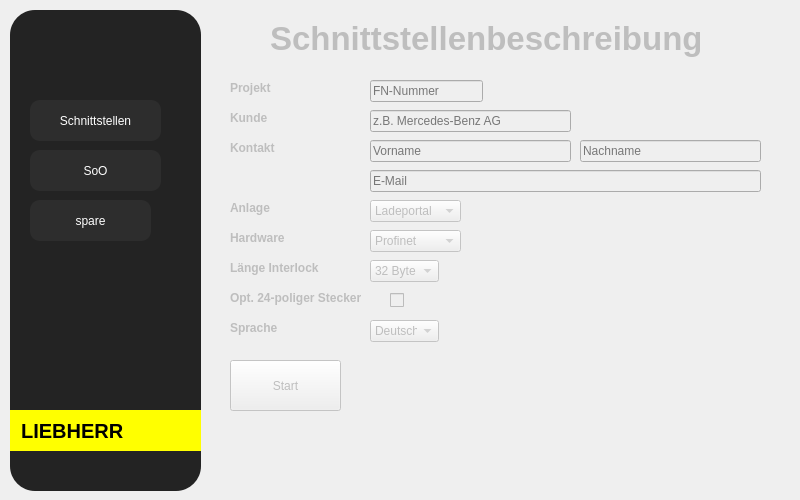
Old version of the form UI/Mainwindow/UI_Mainwindow.ui in the repository Annawillswissen/BaseDocGeneratorAnna.
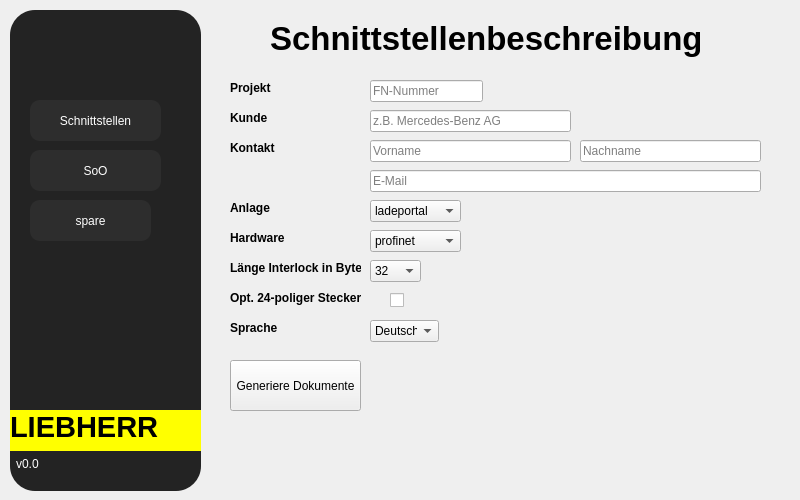
New version of the form.

Patch:
```diff
--- a/UI/Mainwindow/UI_Mainwindow.ui
+++ b/UI/Mainwindow/UI_Mainwindow.ui
@@ -148,16 +148,36 @@
       </font>
      </property>
      <property name="styleSheet">
-      <string notr="true">background-color: rgb(255, 255, 0);</string>
+      <string notr="true">background-color: rgb(255, 255, 0);
+border-radius: 0px;</string>
      </property>
      <property name="text">
-      <string>  LIEBHERR</string>
+      <string>&lt;html&gt;&lt;head/&gt;&lt;body&gt;&lt;p&gt;&lt;span style=&quot; font-size:22pt;&quot;&gt;LIEBHERR&lt;/span&gt;&lt;/p&gt;&lt;/body&gt;&lt;/html&gt;</string>
+     </property>
+     <property name="alignment">
+      <set>Qt::AlignmentFlag::AlignLeading|Qt::AlignmentFlag::AlignLeft|Qt::AlignmentFlag::AlignTop</set>
+     </property>
+    </widget>
+    <widget class="QLabel" name="label_7">
+     <property name="geometry">
+      <rect>
+       <x>6</x>
+       <y>444</y>
+       <width>31</width>
+       <height>20</height>
+      </rect>
+     </property>
+     <property name="styleSheet">
+      <string notr="true">color: rgb(255, 255, 255);</string>
+     </property>
+     <property name="text">
+      <string>&lt;html&gt;&lt;head/&gt;&lt;body&gt;&lt;p&gt;v0.0&lt;/p&gt;&lt;/body&gt;&lt;/html&gt;</string>
      </property>
     </widget>
    </widget>
    <widget class="QStackedWidget" name="sw_nav_bar">
     <property name="enabled">
-     <bool>false</bool>
+     <bool>true</bool>
     </property>
     <property name="geometry">
      <rect>
@@ -167,6 +187,11 @@
       <height>481</height>
      </rect>
     </property>
+    <property name="font">
+     <font>
+      <kerning>true</kerning>
+     </font>
+    </property>
     <property name="currentIndex">
      <number>0</number>
     </property>
@@ -183,6 +208,7 @@
       <property name="font">
        <font>
         <bold>true</bold>
+        <kerning>true</kerning>
        </font>
       </property>
       <property name="text">
@@ -201,6 +227,7 @@
       <property name="font">
        <font>
         <bold>true</bold>
+        <kerning>true</kerning>
        </font>
       </property>
       <property name="text">
@@ -219,6 +246,7 @@
       <property name="font">
        <font>
         <bold>true</bold>
+        <kerning>true</kerning>
        </font>
       </property>
       <property name="text">
@@ -237,6 +265,7 @@
       <property name="font">
        <font>
         <bold>true</bold>
+        <kerning>true</kerning>
        </font>
       </property>
       <property name="text">
@@ -255,6 +284,7 @@
       <property name="font">
        <font>
         <bold>true</bold>
+        <kerning>true</kerning>
        </font>
       </property>
       <property name="text">
@@ -273,6 +303,7 @@
       <property name="font">
        <font>
         <bold>true</bold>
+        <kerning>true</kerning>
        </font>
       </property>
       <property name="text">
@@ -288,6 +319,9 @@
         <height>22</height>
        </rect>
       </property>
+      <property name="toolTip">
+       <string/>
+      </property>
       <property name="placeholderText">
        <string>FN-Nummer</string>
       </property>
@@ -342,17 +376,17 @@
       </property>
       <item>
        <property name="text">
-        <string>Ladeportal</string>
+        <string>ladeportal</string>
        </property>
       </item>
       <item>
        <property name="text">
-        <string>PHS</string>
+        <string>phs</string>
        </property>
       </item>
       <item>
        <property name="text">
-        <string>Roboter</string>
+        <string>roboter</string>
        </property>
       </item>
      </widget>
@@ -367,17 +401,17 @@
       </property>
       <item>
        <property name="text">
-        <string>Profinet</string>
+        <string>profinet</string>
        </property>
       </item>
       <item>
        <property name="text">
-        <string>Profibus</string>
+        <string>profibus</string>
        </property>
       </item>
       <item>
        <property name="text">
-        <string>Hardwired</string>
+        <string>hardwired</string>
        </property>
       </item>
      </widget>
@@ -386,17 +420,18 @@
        <rect>
         <x>10</x>
         <y>250</y>
-        <width>91</width>
+        <width>131</width>
         <height>16</height>
        </rect>
       </property>
       <property name="font">
        <font>
         <bold>true</bold>
+        <kerning>true</kerning>
        </font>
       </property>
       <property name="text">
-       <string>Länge Interlock</string>
+       <string>Länge Interlock in Byte</string>
       </property>
      </widget>
      <widget class="QComboBox" name="cob_interlock_length">
@@ -404,29 +439,24 @@
        <rect>
         <x>150</x>
         <y>250</y>
-        <width>69</width>
+        <width>51</width>
         <height>22</height>
        </rect>
       </property>
       <item>
        <property name="text">
-        <string>32 Byte</string>
+        <string>32</string>
        </property>
       </item>
       <item>
        <property name="text">
-        <string>64 Byte</string>
-       </property>
-      </item>
-      <item>
-       <property name="text">
-        <string>128 Byte</string>
+        <string>64</string>
        </property>
       </item>
      </widget>
      <widget class="QCheckBox" name="cb_24_pins">
       <property name="enabled">
-       <bool>false</bool>
+       <bool>true</bool>
       </property>
       <property name="geometry">
        <rect>
@@ -442,18 +472,18 @@
      </widget>
      <widget class="QPushButton" name="pb_start">
       <property name="enabled">
-       <bool>false</bool>
+       <bool>true</bool>
       </property>
       <property name="geometry">
        <rect>
         <x>10</x>
         <y>350</y>
-        <width>111</width>
+        <width>131</width>
         <height>51</height>
        </rect>
       </property>
       <property name="text">
-       <string>Start</string>
+       <string>Generiere Dokumente</string>
       </property>
      </widget>
      <widget class="QLabel" name="label_10">
@@ -468,6 +498,7 @@
       <property name="font">
        <font>
         <bold>true</bold>
+        <kerning>true</kerning>
        </font>
       </property>
       <property name="text">
@@ -515,6 +546,7 @@
        <font>
         <pointsize>25</pointsize>
         <bold>true</bold>
+        <kerning>true</kerning>
        </font>
       </property>
       <property name="text">
@@ -524,6 +556,31 @@
        <set>Qt::AlignmentFlag::AlignLeading|Qt::AlignmentFlag::AlignLeft|Qt::AlignmentFlag::AlignTop</set>
       </property>
      </widget>
+     <widget class="QLabel" name="lb_error">
+      <property name="geometry">
+       <rect>
+        <x>160</x>
+        <y>360</y>
+        <width>381</width>
+        <height>91</height>
+       </rect>
+      </property>
+      <property name="font">
+       <font>
+        <bold>true</bold>
+        <kerning>true</kerning>
+       </font>
+      </property>
+      <property name="text">
+       <string>&lt;html&gt;&lt;head/&gt;&lt;body&gt;&lt;p&gt;&lt;br/&gt;&lt;/p&gt;&lt;/body&gt;&lt;/html&gt;</string>
+      </property>
+      <property name="alignment">
+       <set>Qt::AlignmentFlag::AlignLeading|Qt::AlignmentFlag::AlignLeft|Qt::AlignmentFlag::AlignTop</set>
+      </property>
+      <property name="wordWrap">
+       <bool>true</bool>
+      </property>
+     </widget>
     </widget>
     <widget class="QWidget" name="SoO">
      <widget class="QLabel" name="label_12">
@@ -538,6 +595,7 @@
       <property name="font">
        <font>
         <pointsize>20</pointsize>
+        <kerning>true</kerning>
        </font>
       </property>
       <property name="text">
@@ -557,6 +615,7 @@
        <font>
         <pointsize>25</pointsize>
         <bold>true</bold>
+        <kerning>true</kerning>
        </font>
       </property>
       <property name="text">
@@ -580,6 +639,7 @@
       <property name="font">
        <font>
         <pointsize>20</pointsize>
+        <kerning>true</kerning>
        </font>
       </property>
       <property name="text">
@@ -599,6 +659,7 @@
        <font>
         <pointsize>25</pointsize>
         <bold>true</bold>
+        <kerning>true</kerning>
        </font>
       </property>
       <property name="text">
```
